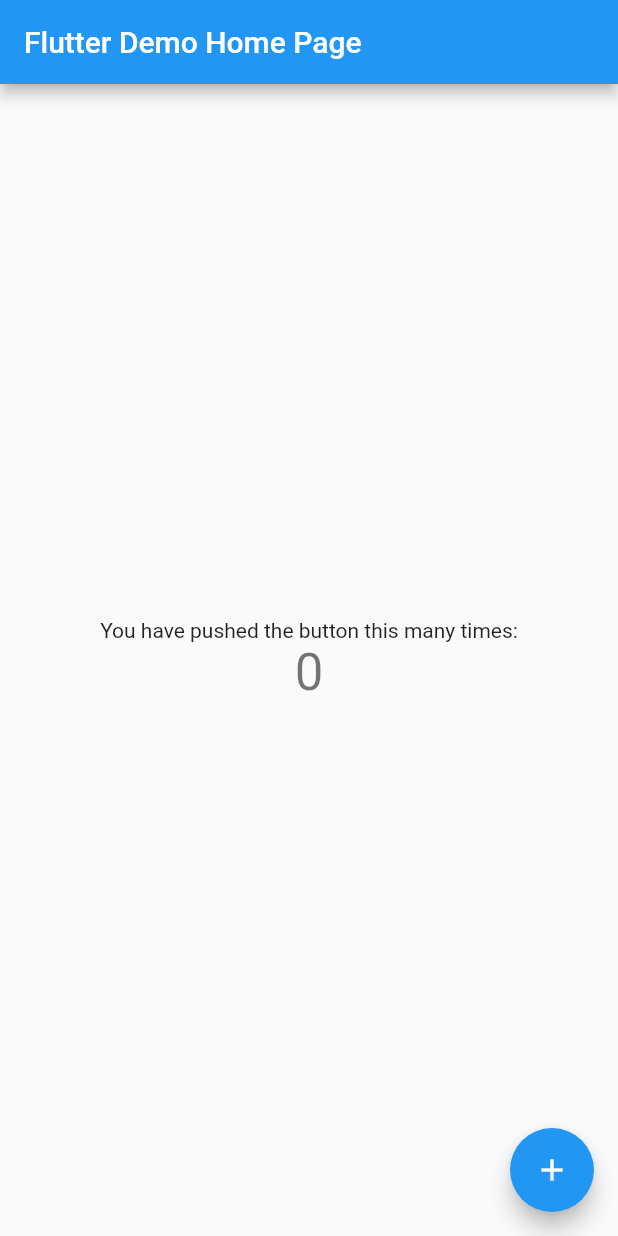
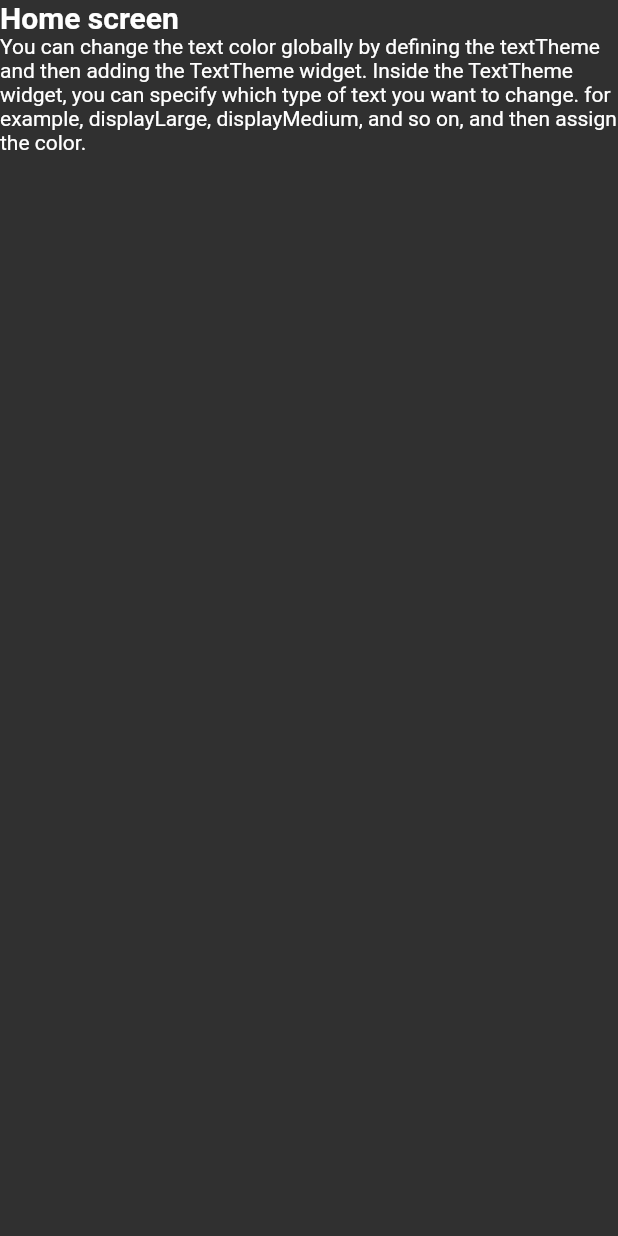
Before and after one commit to chenchunaidu/flutter_boilerplate, a Flutter app: the screen it shows after launch, on a phone screen of 412 x 824 dp. Run offline on Flutter 3.47's test engine with Material 2 defaults, Android fonts, the light colour scheme and no system bars.

Commit message:
feat: added home, color, font, inset

```diff
--- a/lib/main.dart
+++ b/lib/main.dart
@@ -1,4 +1,6 @@
 import 'package:flutter/material.dart';
+import 'package:flutter_biolerlate/screens/home.dart';
+import 'package:flutter_biolerlate/theme/color.dart';
 
 void main() {
   runApp(const MyApp());
@@ -11,105 +13,13 @@
   @override
   Widget build(BuildContext context) {
     return MaterialApp(
-      title: 'Flutter Demo',
-      theme: ThemeData(
-        // This is the theme of your application.
-        //
-        // Try running your application with "flutter run". You'll see the
-        // application has a blue toolbar. Then, without quitting the app, try
-        // changing the primarySwatch below to Colors.green and then invoke
-        // "hot reload" (press "r" in the console where you ran "flutter run",
-        // or simply save your changes to "hot reload" in a Flutter IDE).
-        // Notice that the counter didn't reset back to zero; the application
-        // is not restarted.
-        primarySwatch: Colors.blue,
+      themeMode: ThemeMode.dark,
+      debugShowCheckedModeBanner: false,
+      darkTheme: ThemeData(
+        brightness: Brightness.dark,
+        primarySwatch: sky,
       ),
-      home: const MyHomePage(title: 'Flutter Demo Home Page'),
+      home: Home(),
     );
   }
 }
-
-class MyHomePage extends StatefulWidget {
-  const MyHomePage({super.key, required this.title});
-
-  // This widget is the home page of your application. It is stateful, meaning
-  // that it has a State object (defined below) that contains fields that affect
-  // how it looks.
-
-  // This class is the configuration for the state. It holds the values (in this
-  // case the title) provided by the parent (in this case the App widget) and
-  // used by the build method of the State. Fields in a Widget subclass are
-  // always marked "final".
-
-  final String title;
-
-  @override
-  State<MyHomePage> createState() => _MyHomePageState();
-}
-
-class _MyHomePageState extends State<MyHomePage> {
-  int _counter = 0;
-
-  void _incrementCounter() {
-    setState(() {
-      // This call to setState tells the Flutter framework that something has
-      // changed in this State, which causes it to rerun the build method below
-      // so that the display can reflect the updated values. If we changed
-      // _counter without calling setState(), then the build method would not be
-      // called again, and so nothing would appear to happen.
-      _counter++;
-    });
-  }
-
-  @override
-  Widget build(BuildContext context) {
-    // This method is rerun every time setState is called, for instance as done
-    // by the _incrementCounter method above.
-    //
-    // The Flutter framework has been optimized to make rerunning build methods
-    // fast, so that you can just rebuild anything that needs updating rather
-    // than having to individually change instances of widgets.
-    return Scaffold(
-      appBar: AppBar(
-        // Here we take the value from the MyHomePage object that was created by
-        // the App.build method, and use it to set our appbar title.
-        title: Text(widget.title),
-      ),
-      body: Center(
-        // Center is a layout widget. It takes a single child and positions it
-        // in the middle of the parent.
-        child: Column(
-          // Column is also a layout widget. It takes a list of children and
-          // arranges them vertically. By default, it sizes itself to fit its
-          // children horizontally, and tries to be as tall as its parent.
-          //
-          // Invoke "debug painting" (press "p" in the console, choose the
-          // "Toggle Debug Paint" action from the Flutter Inspector in Android
-          // Studio, or the "Toggle Debug Paint" command in Visual Studio Code)
-          // to see the wireframe for each widget.
-          //
-          // Column has various properties to control how it sizes itself and
-          // how it positions its children. Here we use mainAxisAlignment to
-          // center the children vertically; the main axis here is the vertical
-          // axis because Columns are vertical (the cross axis would be
-          // horizontal).
-          mainAxisAlignment: MainAxisAlignment.center,
-          children: <Widget>[
-            const Text(
-              'You have pushed the button this many times:',
-            ),
-            Text(
-              '$_counter',
-              style: Theme.of(context).textTheme.headlineMedium,
-            ),
-          ],
-        ),
-      ),
-      floatingActionButton: FloatingActionButton(
-        onPressed: _incrementCounter,
-        tooltip: 'Increment',
-        child: const Icon(Icons.add),
-      ), // This trailing comma makes auto-formatting nicer for build methods.
-    );
-  }
-}
--- /dev/null
+++ b/lib/screens/home.dart
@@ -0,0 +1,27 @@
+import 'package:flutter/material.dart';
+import 'package:flutter_biolerlate/theme/font.dart';
+
+class Home extends StatelessWidget {
+  Home({Key? key}) : super(key: key);
+  @override
+  Widget build(BuildContext context) {
+    return Scaffold(
+      appBar: AppBar(
+        elevation: 0,
+        toolbarHeight: 0,
+      ),
+      body: Container(
+        child: Column(crossAxisAlignment: CrossAxisAlignment.start, children: [
+          Text(
+            "Home screen",
+            style: TextStyles.h2,
+          ),
+          Text(
+            "You can change the text color globally by defining the textTheme and then adding the TextTheme widget. Inside the TextTheme widget, you can specify which type of text you want to change. for example, headline1, headline2, and so on, and then assign the color.",
+            style: TextStyles.body1,
+          )
+        ]),
+      ),
+    );
+  }
+}
--- /dev/null
+++ b/lib/theme/color.dart
@@ -0,0 +1,16 @@
+import 'package:flutter/material.dart';
+
+const Map<int, Color> skySwatch = {
+  50: Color.fromRGBO(240, 249, 255, 1),
+  100: Color.fromRGBO(224, 242, 254, 1),
+  200: Color.fromRGBO(186, 230, 253, 1),
+  300: Color.fromRGBO(125, 211, 252, 1),
+  400: Color.fromRGBO(56, 189, 248, 1),
+  500: Color.fromRGBO(14, 165, 233, 1),
+  600: Color.fromRGBO(2, 132, 199, 1),
+  700: Color.fromRGBO(3, 105, 161, 1),
+  800: Color.fromRGBO(7, 89, 133, 1),
+  900: Color.fromRGBO(12, 74, 110, 1)
+};
+
+MaterialColor sky = new MaterialColor(0xFF0EA5E9, skySwatch);
--- /dev/null
+++ b/lib/theme/font.dart
@@ -0,0 +1,24 @@
+import 'package:flutter/material.dart';
+import 'package:flutter_biolerlate/theme/color.dart';
+
+class Fonts {
+  static const String poppins = 'Poppins';
+}
+
+// this has to be changed
+class TextStyles {
+  static const TextStyle poppins = TextStyle(
+    fontFamily: Fonts.poppins,
+  );
+  static const TextStyle buttonText1 =
+      TextStyle(fontWeight: FontWeight.w600, fontSize: 14);
+  static const TextStyle buttonText2 =
+      TextStyle(fontWeight: FontWeight.normal, fontSize: 11);
+  static const TextStyle h1 =
+      TextStyle(fontWeight: FontWeight.w600, fontSize: 32);
+  static const TextStyle h2 =
+      TextStyle(fontWeight: FontWeight.w600, fontSize: 20);
+  static const TextStyle h3 =
+      TextStyle(fontWeight: FontWeight.w600, fontSize: 16);
+  static late TextStyle body1 = TextStyle();
+}
--- /dev/null
+++ b/lib/theme/inset.dart
@@ -0,0 +1,7 @@
+class Insets {
+  static const double xs = 3;
+  static const double small = 4;
+  static const double md = 5;
+  static const double large = 10;
+  static const double extraLarge = 20;
+}
```
Also changed, not shown: 1 other file.
